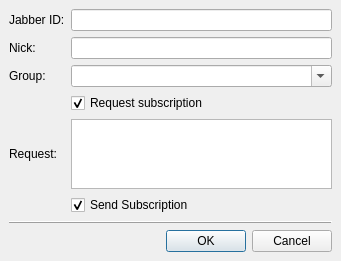
The window that Vacuum/trunk/src/plugins/RosterChanger/addcontactdialog.ui (vacuum-im/vacuum-im) describes before a commit, drawn with Qt 5.
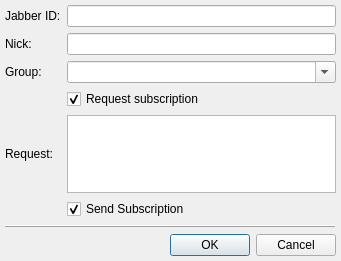
The same window after the commit.

Diff of the .ui file:
```diff
--- a/Vacuum/trunk/src/plugins/RosterChanger/addcontactdialog.ui
+++ b/Vacuum/trunk/src/plugins/RosterChanger/addcontactdialog.ui
@@ -13,10 +13,22 @@
    <string>AddContactDialog</string>
   </property>
   <layout class="QGridLayout" >
-   <property name="margin" >
-    <number>9</number>
+   <property name="leftMargin" >
+    <number>5</number>
    </property>
-   <property name="spacing" >
+   <property name="topMargin" >
+    <number>5</number>
+   </property>
+   <property name="rightMargin" >
+    <number>5</number>
+   </property>
+   <property name="bottomMargin" >
+    <number>5</number>
+   </property>
+   <property name="horizontalSpacing" >
+    <number>6</number>
+   </property>
+   <property name="verticalSpacing" >
     <number>6</number>
    </property>
    <item row="0" column="1" >
@@ -88,9 +100,7 @@
    <item row="4" column="1" >
     <widget class="QTextEdit" name="tedRequest" >
      <property name="sizePolicy" >
-      <sizepolicy>
-       <hsizetype>7</hsizetype>
-       <vsizetype>7</vsizetype>
+      <sizepolicy vsizetype="Expanding" hsizetype="Expanding" >
        <horstretch>0</horstretch>
        <verstretch>0</verstretch>
       </sizepolicy>
```
